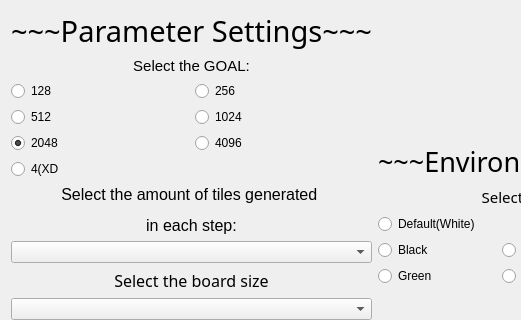
This is settings.ui in F74036344/2048 as Qt 5 draws it before an edit; both pictures show x 0 to 521 and y 0 to 320 of the 755 by 456 pixel window. The edited form follows.
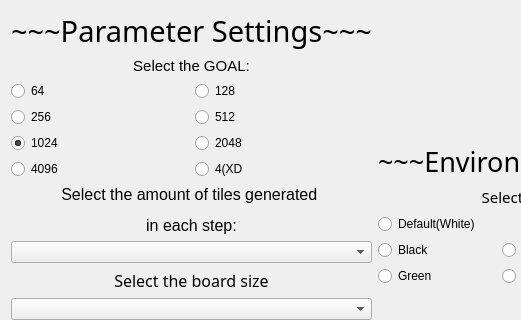
This is the edited form.

```diff
--- a/settings.ui
+++ b/settings.ui
@@ -7,7 +7,7 @@
     <x>0</x>
     <y>0</y>
     <width>641</width>
-    <height>423</height>
+    <height>445</height>
    </rect>
   </property>
   <property name="windowTitle">
@@ -58,7 +58,7 @@
            <item>
             <widget class="QRadioButton" name="radioButton_1">
              <property name="text">
-              <string>128</string>
+              <string>64</string>
              </property>
              <attribute name="buttonGroup">
               <string notr="true">buttonGroup</string>
@@ -68,7 +68,7 @@
            <item>
             <widget class="QRadioButton" name="radioButton_2">
              <property name="text">
-              <string>256</string>
+              <string>128</string>
              </property>
              <attribute name="buttonGroup">
               <string notr="true">buttonGroup</string>
@@ -82,7 +82,7 @@
            <item>
             <widget class="QRadioButton" name="radioButton_3">
              <property name="text">
-              <string>512</string>
+              <string>256</string>
              </property>
              <attribute name="buttonGroup">
               <string notr="true">buttonGroup</string>
@@ -92,7 +92,7 @@
            <item>
             <widget class="QRadioButton" name="radioButton_4">
              <property name="text">
-              <string>1024</string>
+              <string>512</string>
              </property>
              <attribute name="buttonGroup">
               <string notr="true">buttonGroup</string>
@@ -106,7 +106,7 @@
            <item>
             <widget class="QRadioButton" name="radioButton_5">
              <property name="text">
-              <string>2048</string>
+              <string>1024</string>
              </property>
              <property name="checked">
               <bool>true</bool>
@@ -119,14 +119,23 @@
            <item>
             <widget class="QRadioButton" name="radioButton_6">
              <property name="text">
+              <string>2048</string>
+             </property>
+             <attribute name="buttonGroup">
+              <string notr="true">buttonGroup</string>
+             </attribute>
+            </widget>
+           </item>
+          </layout>
+         </item>
+         <item>
+          <layout class="QHBoxLayout" name="horizontalLayout_9">
+           <item>
+            <widget class="QRadioButton" name="radioButton_7">
+             <property name="text">
               <string>4096</string>
              </property>
-             <attribute name="buttonGroup">
-              <string notr="true">buttonGroup</string>
-             </attribute>
             </widget>
-           </item>
-          </layout>
          </item>
          <item>
           <widget class="QRadioButton" name="radioButton_XD">
@@ -140,6 +149,8 @@
          </item>
         </layout>
        </item>
+        </layout>
+       </item>
        <item>
         <spacer name="verticalSpacer_4">
          <property name="orientation">
```
Left out of the diff: 2 changed lines with no effect on the pictures. Lines whose indentation alone changed are shown as unchanged.
